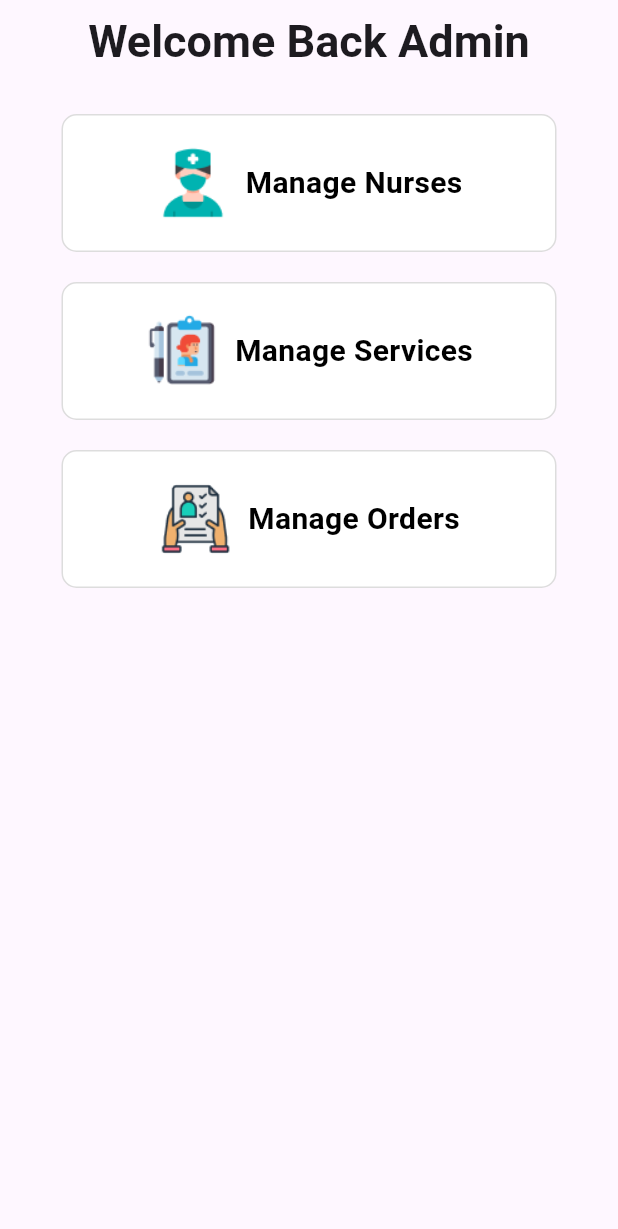
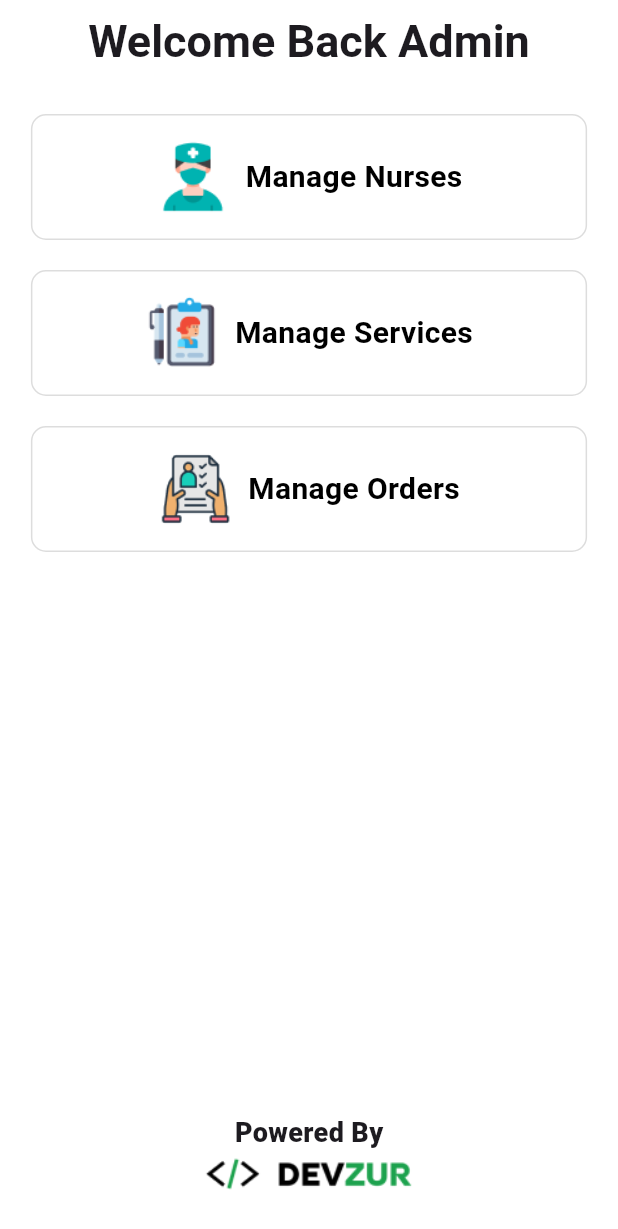
Before and after one commit to ZouheirN/nurse-app, a Flutter app: the AdminDashboardPage screen opened by its route, on a phone screen of 412 x 824 dp. Shown: the top 1229 px of the screen. Run offline on Flutter 3.47's test engine with Material 3 defaults, Android fonts, the phone set to English and light mode, and no system bars; our stand-ins replace dropdown_button2, intl_phone_field, shared_preferences; accounts and stored records are empty.

Commit message:
Edit styling

```diff
--- a/lib/components/admin_card.dart
+++ b/lib/components/admin_card.dart
@@ -17,8 +17,8 @@ class AdminCard extends StatelessWidget {
     return GestureDetector(
       onTap: onTap,
       child: Container(
-        width: 330,
-        padding: const EdgeInsets.symmetric(vertical: 20, horizontal: 5),
+        // width: 330,
+        padding: const EdgeInsets.symmetric(vertical: 16),
         decoration: BoxDecoration(
           color: Colors.white,
           borderRadius: BorderRadius.circular(10),
@@ -27,6 +27,7 @@ class AdminCard extends StatelessWidget {
             width: 1,
           ),
         ),
+        width: MediaQuery.of(context).size.width * 0.9,
         child: Row(
           mainAxisAlignment: MainAxisAlignment.center,
           children: [
--- a/lib/pages/admin/admin_dashboard_page.dart
+++ b/lib/pages/admin/admin_dashboard_page.dart
@@ -7,6 +7,7 @@ class AdminDashboardPage extends StatelessWidget {
   @override
   Widget build(BuildContext context) {
     return Scaffold(
+      backgroundColor: Colors.white,
       appBar: AppBar(
         automaticallyImplyLeading: false,
         backgroundColor: Colors.transparent,
@@ -21,7 +22,9 @@ class AdminDashboardPage extends StatelessWidget {
         ),
         elevation: 0,
       ),
-      body: Center(
+      body: Stack(
+        children: [
+          Center(
             child: Column(
               crossAxisAlignment: CrossAxisAlignment.center,
               children: [
@@ -46,6 +49,26 @@ class AdminDashboardPage extends StatelessWidget {
               ],
             ),
           ),
+          Positioned(
+            bottom: 30,
+            left: 0,
+            right: 0,
+            child: Column(
+              children: [
+                const Text(
+                  'Powered By',
+                  style: TextStyle(fontSize: 18, fontWeight: FontWeight.w900),
+                ),
+                const SizedBox(height: 3),
+                Image.asset(
+                  'assets/images/powered_by.png',
+                  width: 150,
+                ),
+              ],
+            ),
+          ),
+        ],
+      ),
     );
   }
 }
```
Lines whose indentation alone changed are shown as unchanged.
